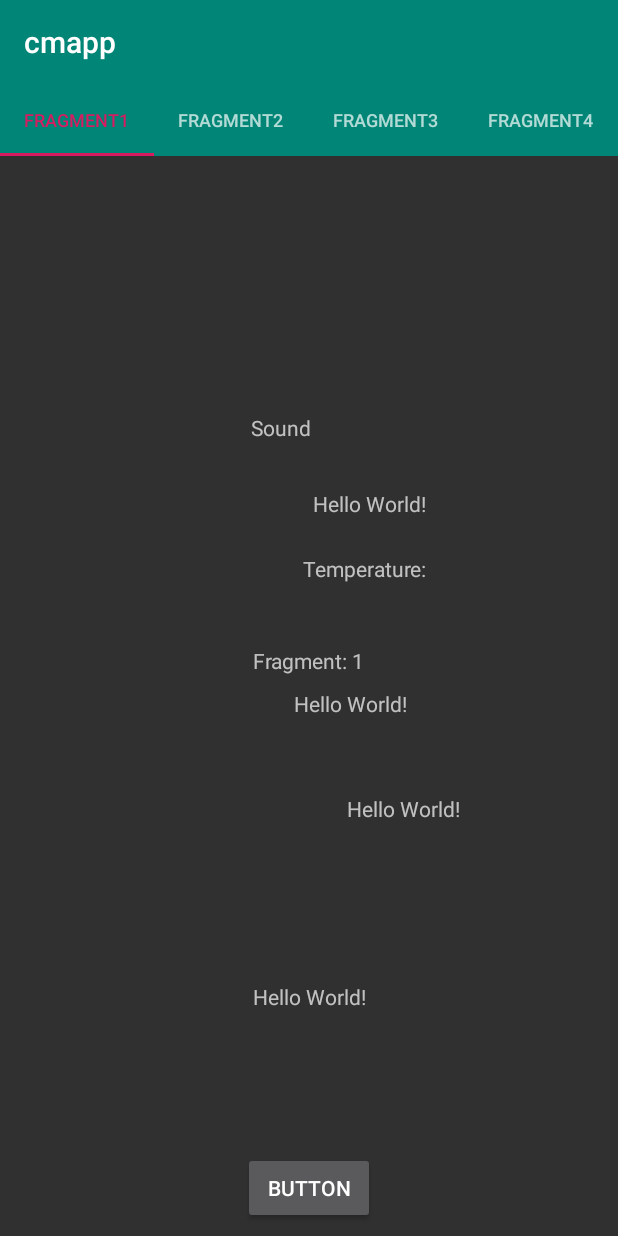
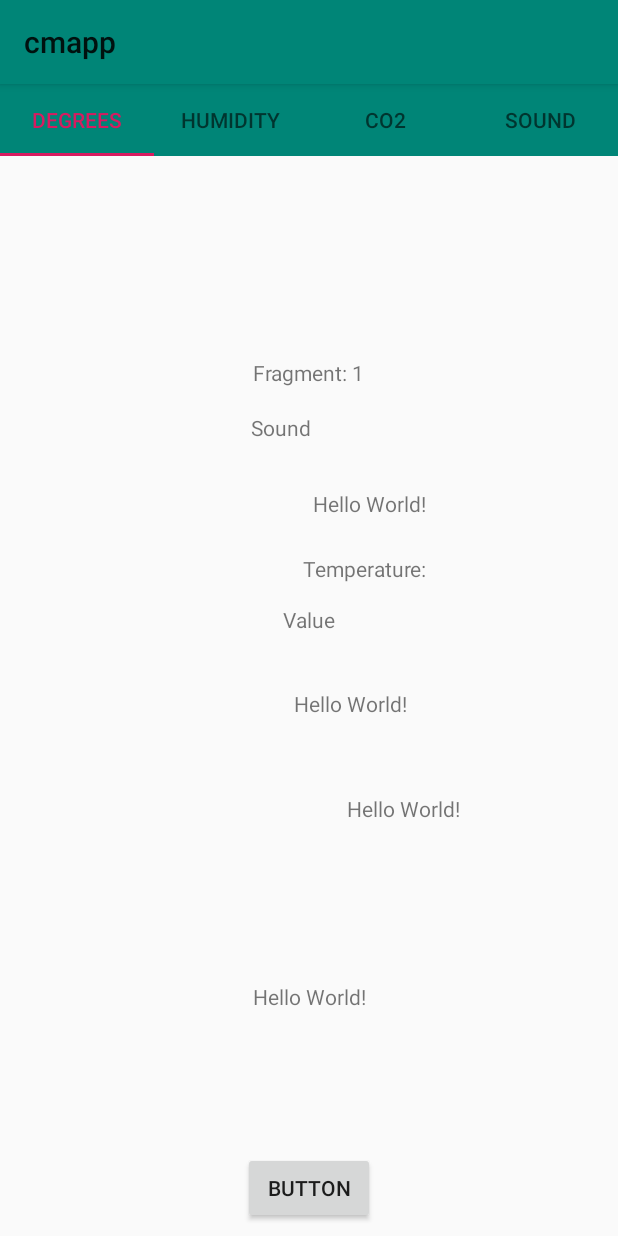
Before and after one commit to vidwalk/SEP4IoT, an Android app: the screen it shows after launch (MainActivity), on a phone screen of 412 x 824 dp. Run offline under Robolectric (Android 15) with nearby library versions, the phone set to English and light mode, and no system bars.

Commit message:
Changed appbar text.

```diff
--- a/cmapp/app/src/main/AndroidManifest.xml
+++ b/cmapp/app/src/main/AndroidManifest.xml
@@ -11,7 +11,7 @@
         android:roundIcon="@mipmap/ic_launcher_round"
         android:supportsRtl="true"
         android:theme="@style/AppTheme">
-        <activity android:name=".activities.TestFragment"></activity>
+        <activity android:name=".activities.AppFragment"></activity>
         <activity android:name=".activities.MainActivity">
             <intent-filter>
                 <action android:name="android.intent.action.MAIN" />
--- /dev/null
+++ b/cmapp/app/src/main/java/com/application/cmapp/activities/AppFragment.java
@@ -0,0 +1,27 @@
+package com.application.cmapp.activities;
+
+
+
+import android.os.Bundle;
+import android.view.LayoutInflater;
+import android.view.View;
+import android.view.ViewGroup;
+import android.widget.TextView;
+import androidx.fragment.app.Fragment;
+import com.application.cmapp.R;
+
+public class AppFragment extends Fragment {
+
+    public AppFragment(){
+        //No-args constructor
+    }
+
+    @Override
+    public View onCreateView(LayoutInflater inflater, ViewGroup container,
+                             Bundle savedInstance){
+        View view = inflater.inflate(R.layout.activity_app_fragment, container, false);
+        TextView textView = view.findViewById(R.id.fragText);
+        textView.setText(getArguments().getString("Message"));
+        return view;
+    }
+}
--- a/cmapp/app/src/main/java/com/application/cmapp/activities/ViewPagerAdapter.java
+++ b/cmapp/app/src/main/java/com/application/cmapp/activities/ViewPagerAdapter.java
@@ -17,7 +17,7 @@ public class ViewPagerAdapter extends FragmentPagerAdapter {
     @NonNull
     @Override
     public Fragment getItem(int position) {
-        TestFragment testFrag = new TestFragment();
+        AppFragment testFrag = new AppFragment();
         position = position + 1;
         Bundle bundle = new Bundle();
         bundle.putString("Message", "Fragment: " + position);
@@ -34,6 +34,19 @@ public class ViewPagerAdapter extends FragmentPagerAdapter {
     @Override
     public CharSequence getPageTitle(int  position){
         position = position + 1;
-        return "Fragment" + position;
+
+        switch(position){
+            case 1:
+                return "Degrees";
+            case 2:
+                return "Humidity";
+            case 3:
+                return "CO2";
+            case 4:
+                return "Sound";
+            default:
+                break;
+        }
+        return null;
     }
 }
--- /dev/null
+++ b/cmapp/app/src/main/res/layout/activity_app_fragment.xml
@@ -0,0 +1,31 @@
+<?xml version="1.0" encoding="utf-8"?>
+<androidx.constraintlayout.widget.ConstraintLayout
+    xmlns:android="http://schemas.android.com/apk/res/android"
+    xmlns:app="http://schemas.android.com/apk/res-auto"
+    xmlns:tools="http://schemas.android.com/tools"
+    android:layout_width="match_parent"
+    android:layout_height="match_parent"
+    tools:context=".activities.AppFragment">
+
+    <TextView
+        android:id="@+id/fragText"
+        android:layout_width="wrap_content"
+        android:layout_height="wrap_content"
+        android:layout_marginBottom="8dp"
+        android:text="Hello Fragment!"
+        app:layout_constraintBottom_toTopOf="@+id/reading"
+        app:layout_constraintLeft_toLeftOf="parent"
+        app:layout_constraintRight_toRightOf="parent"
+        app:layout_constraintTop_toTopOf="parent" />
+
+    <TextView
+        android:id="@+id/reading"
+        android:layout_width="wrap_content"
+        android:layout_height="wrap_content"
+        android:layout_marginBottom="356dp"
+        android:text="Value"
+        app:layout_constraintBottom_toBottomOf="parent"
+        app:layout_constraintEnd_toEndOf="parent"
+        app:layout_constraintStart_toStartOf="parent" />
+
+</androidx.constraintlayout.widget.ConstraintLayout>
--- a/cmapp/app/src/main/res/layout/toolbar.xml
+++ b/cmapp/app/src/main/res/layout/toolbar.xml
@@ -7,5 +7,5 @@
     android:id="@+id/mainToolbar"
     android:background="?attr/colorPrimary"
     android:theme="?attr/actionBarTheme"
+    android:elevation="4dp"
     app:title="@string/app_name"/>
-    <!--android:elevation="4dp" adds a shadow to toolbar-->
--- a/cmapp/app/src/main/res/values/styles.xml
+++ b/cmapp/app/src/main/res/values/styles.xml
@@ -1,7 +1,7 @@
 <resources>
 
     <!-- Base application theme. -->
-    <style name="AppTheme" parent="Theme.AppCompat.NoActionBar">
+    <style name="AppTheme" parent="Theme.AppCompat.Light.NoActionBar">
         <!-- Customize your theme here. -->
         <item name="colorPrimary">@color/colorPrimary</item>
         <item name="colorPrimaryDark">@color/colorPrimaryDark</item>
```
